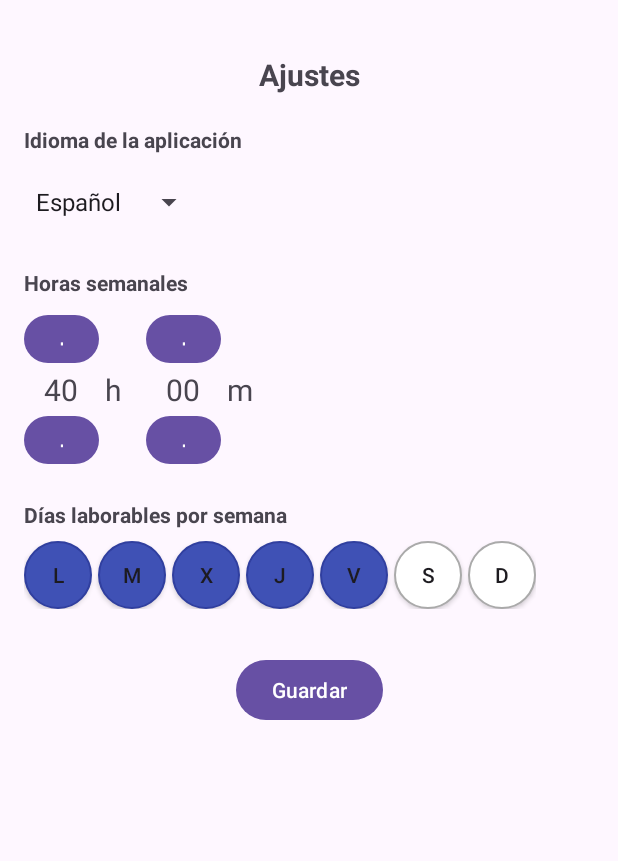
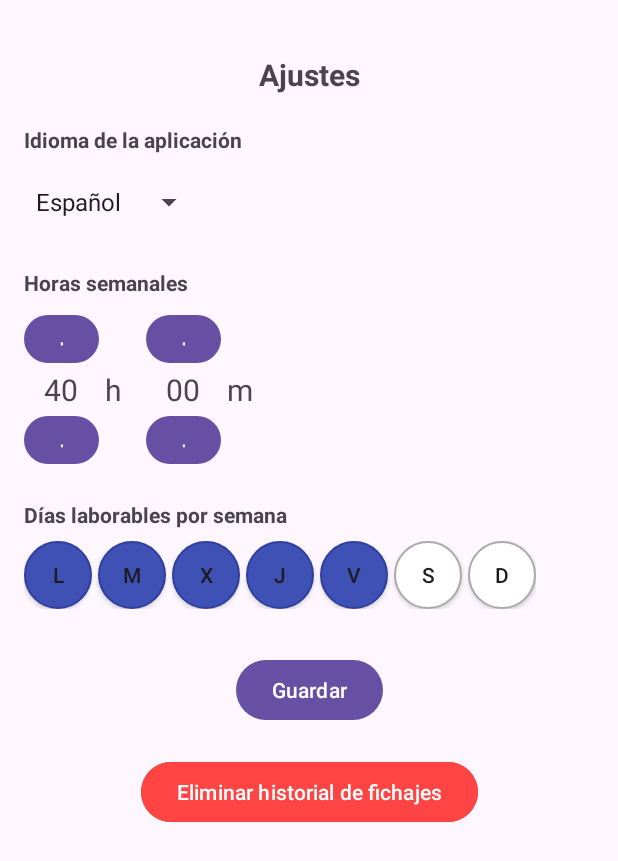
Before and after one commit to ffernandezco/DAS-Proyecto, an Android app: the SettingsActivity screen opened directly, with no data from a screen before it, on a phone screen of 412 x 824 dp. Shown: the top 861 px of the screen. Run offline under Robolectric (Android 15) with nearby library versions, the phone set to English and light mode, and no system bars.

Commit message:
Añadido botón para eliminar el historial de fichajes

```diff
--- a/app/src/main/java/eus/ehu/dasproyecto/DatabaseHelper.java
+++ b/app/src/main/java/eus/ehu/dasproyecto/DatabaseHelper.java
@@ -204,4 +204,10 @@ public class DatabaseHelper extends SQLiteOpenHelper {
         db.close();
         return settings;
     }
+
+    public void deleteAllFichajes() {
+        SQLiteDatabase db = this.getWritableDatabase();
+        db.delete(TABLE_FICHAJES, null, null);
+        db.close();
+    }
 }
--- a/app/src/main/java/eus/ehu/dasproyecto/MainActivity.java
+++ b/app/src/main/java/eus/ehu/dasproyecto/MainActivity.java
@@ -193,6 +193,11 @@ public class MainActivity extends AppCompatActivity {
         super.onRequestPermissionsResult(requestCode, permissions, grantResults);
 
         if (requestCode == LOCATION_PERMISSION_REQUEST_CODE) {
+            if (grantResults.length > 0 && grantResults[0] == PackageManager.PERMISSION_GRANTED) {
+                getCurrentLocationAndRegister();
+            } else {
+                registrarFichaje(0.0, 0.0);
+            }
         } else if (requestCode == NOTIFICATION_PERMISSION_REQUEST_CODE) {
             if (grantResults.length > 0 && grantResults[0] == PackageManager.PERMISSION_GRANTED) {
             } else {
--- a/app/src/main/res/layout/activity_settings.xml
+++ b/app/src/main/res/layout/activity_settings.xml
@@ -229,4 +229,15 @@
         app:layout_constraintStart_toStartOf="parent"
         app:layout_constraintEnd_toEndOf="parent"
         android:layout_marginTop="30dp"/>
+
+    <Button
+        android:id="@+id/btnDeleteHistory"
+        android:layout_width="wrap_content"
+        android:layout_height="wrap_content"
+        android:text="@string/delete_history"
+        android:backgroundTint="@android:color/holo_red_light"
+        app:layout_constraintTop_toBottomOf="@id/btnSaveSettings"
+        app:layout_constraintStart_toStartOf="parent"
+        app:layout_constraintEnd_toEndOf="parent"
+        android:layout_marginTop="20dp"/>
 </androidx.constraintlayout.widget.ConstraintLayout>
--- a/app/src/main/res/values/strings.xml
+++ b/app/src/main/res/values/strings.xml
@@ -38,4 +38,9 @@
     <string name="notification_title">Jornada completa</string>
     <string name="notification_message">Has completado tu jornada laboral de hoy.</string>
     <string name="notification_permission_denied">Debes permitir las notificaciones para recibir avisos al finalizar la jornada laboral. Revisa la configuración de tu dispositivo.</string>
+    <string name="delete_history">Eliminar historial de fichajes</string>
+    <string name="confirm_delete_title">Eliminar historial</string>
+    <string name="confirm_delete_message">¿Estás seguro de que quieres eliminar todos los registros de fichaje? Esta acción no se puede deshacer.</string>
+    <string name="history_deleted">Historial eliminado correctamente</string>
+    <string name="confirming">Eliminar</string>
 </resources>
```
Also changed, not shown: app/src/main/java/eus/ehu/dasproyecto/SettingsActivity.java (+25 -0 lines), 1 other file.
